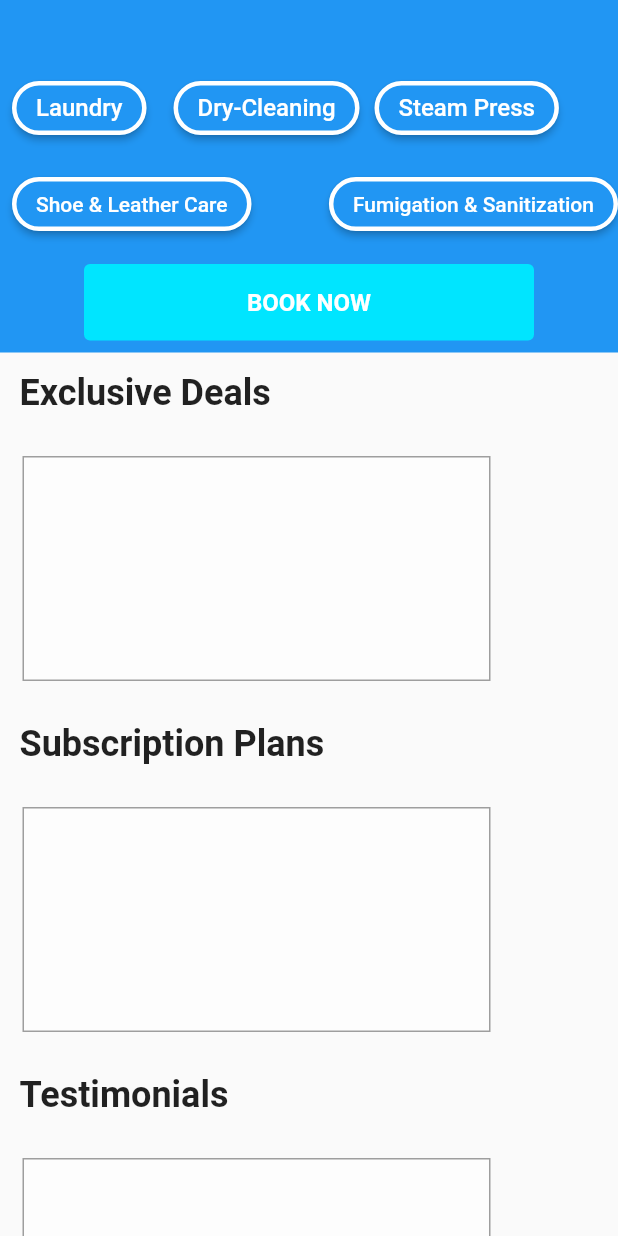
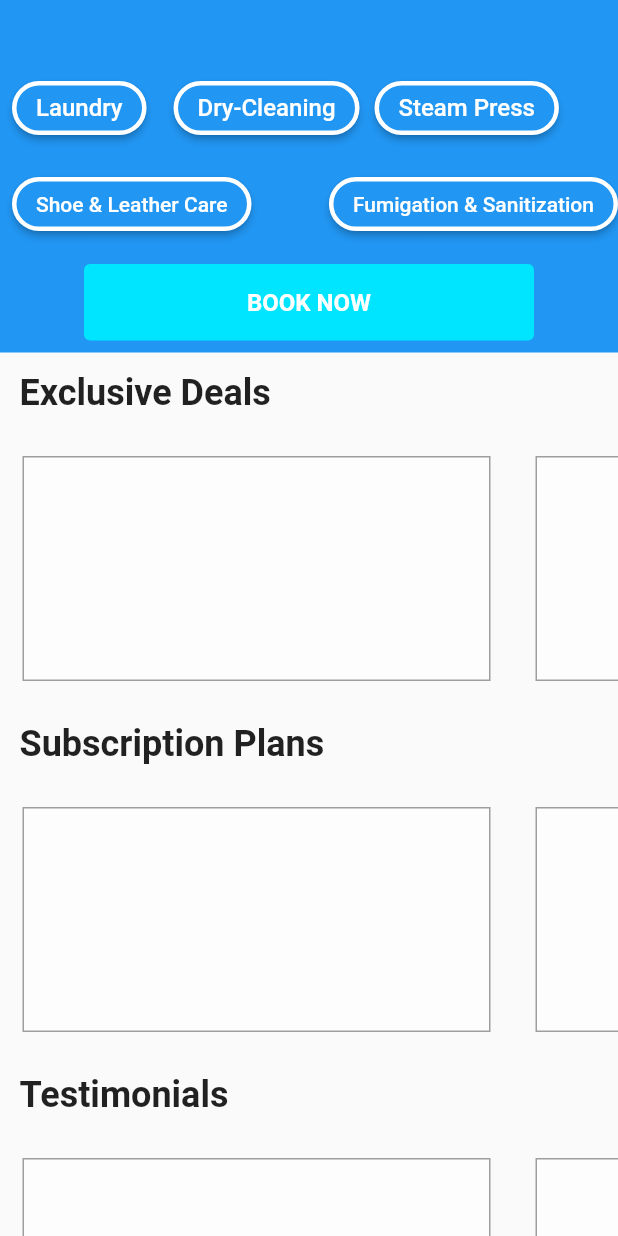
Before and after one commit to avi-jha/demo_app, a Flutter app: the UserHomePage screen opened directly, on a phone screen of 412 x 824 dp. Run offline on Flutter 3.47's test engine with Material 2 defaults, Android fonts, the phone set to English and light mode, and no system bars; our stand-ins replace flutter_dash.

Commit message:
some minor changes

```diff
--- a/lib/userpages/userhomepage.dart
+++ b/lib/userpages/userhomepage.dart
@@ -1,4 +1,5 @@
 import 'package:demo_app/userpages/chooseservicepage.dart';
+import 'package:flutter/cupertino.dart';
 import 'package:flutter/material.dart';
 
 class UserHomePage extends StatefulWidget {
@@ -221,6 +222,10 @@ class _UserHomePageState extends State<UserHomePage> {
                 ),
               ),
             ),
+            SingleChildScrollView(
+              scrollDirection: Axis.horizontal,
+                child: Row(
+                children: [
                   Padding(
                     padding: const EdgeInsets.all(15.0),
                     child: Container(
@@ -230,16 +235,6 @@ class _UserHomePageState extends State<UserHomePage> {
                       ),
                       height: 150,
                       width: MediaQuery.of(context).size.width - 100,
-              ),
-            ),
-            Padding(
-              padding: const EdgeInsets.all(13.0),
-              child: Text(
-                'Subscription Plans',
-                style: TextStyle(
-                  fontWeight: FontWeight.bold,
-                  fontSize: 24,
-                ),
                     ),
                   ),
                   Padding(
@@ -254,13 +249,14 @@ class _UserHomePageState extends State<UserHomePage> {
                     ),
                   ),
                   Padding(
-              padding: const EdgeInsets.all(13.0),
-              child: Text(
-                'Testimonials',
-                style: TextStyle(
-                  fontWeight: FontWeight.bold,
-                  fontSize: 24,
+                    padding: const EdgeInsets.all(15.0),
+                    child: Container(
+                      decoration: BoxDecoration(
+                        color: Colors.white60,
+                        border: Border.all(color: Colors.grey),
                       ),
+                      height: 150,
+                      width: MediaQuery.of(context).size.width - 100,
                     ),
                   ),
                   Padding(
@@ -275,6 +271,131 @@ class _UserHomePageState extends State<UserHomePage> {
                     ),
                   ),
                 ],
+              )
+            ),
+            Padding(
+              padding: const EdgeInsets.all(13.0),
+              child: Text(
+                'Subscription Plans',
+                style: TextStyle(
+                  fontWeight: FontWeight.bold,
+                  fontSize: 24,
+                ),
+              ),
+            ),
+            SingleChildScrollView(
+                scrollDirection: Axis.horizontal,
+                child: Row(
+                  children: [
+                    Padding(
+                      padding: const EdgeInsets.all(15.0),
+                      child: Container(
+                        decoration: BoxDecoration(
+                          color: Colors.white60,
+                          border: Border.all(color: Colors.grey),
+                        ),
+                        height: 150,
+                        width: MediaQuery.of(context).size.width - 100,
+                      ),
+                    ),
+                    Padding(
+                      padding: const EdgeInsets.all(15.0),
+                      child: Container(
+                        decoration: BoxDecoration(
+                          color: Colors.white60,
+                          border: Border.all(color: Colors.grey),
+                        ),
+                        height: 150,
+                        width: MediaQuery.of(context).size.width - 100,
+                      ),
+                    ),
+                    Padding(
+                      padding: const EdgeInsets.all(15.0),
+                      child: Container(
+                        decoration: BoxDecoration(
+                          color: Colors.white60,
+                          border: Border.all(color: Colors.grey),
+                        ),
+                        height: 150,
+                        width: MediaQuery.of(context).size.width - 100,
+                      ),
+                    ),
+                    Padding(
+                      padding: const EdgeInsets.all(15.0),
+                      child: Container(
+                        decoration: BoxDecoration(
+                          color: Colors.white60,
+                          border: Border.all(color: Colors.grey),
+                        ),
+                        height: 150,
+                        width: MediaQuery.of(context).size.width - 100,
+                      ),
+                    ),
+                  ],
+                )
+            ),
+            Padding(
+              padding: const EdgeInsets.all(13.0),
+              child: Text(
+                'Testimonials',
+                style: TextStyle(
+                  fontWeight: FontWeight.bold,
+                  fontSize: 24,
+                ),
+              ),
+            ),
+            SingleChildScrollView(
+                scrollDirection: Axis.horizontal,
+                child: Row(
+                  children: [
+                    Padding(
+                      padding: const EdgeInsets.all(15.0),
+                      child: Container(
+                        decoration: BoxDecoration(
+                          color: Colors.white60,
+                          border: Border.all(color: Colors.grey),
+                        ),
+                        height: 150,
+                        width: MediaQuery.of(context).size.width - 100,
+                      ),
+                    ),
+                    Padding(
+                      padding: const EdgeInsets.all(15.0),
+                      child: Container(
+                        decoration: BoxDecoration(
+                          color: Colors.white60,
+                          border: Border.all(color: Colors.grey),
+                        ),
+                        height: 150,
+                        width: MediaQuery.of(context).size.width - 100,
+                      ),
+                    ),
+                    Padding(
+                      padding: const EdgeInsets.all(15.0),
+                      child: Container(
+                        decoration: BoxDecoration(
+                          color: Colors.white60,
+                          border: Border.all(color: Colors.grey),
+                        ),
+                        height: 150,
+                        width: MediaQuery.of(context).size.width - 100,
+                      ),
+                    ),
+                    Padding(
+                      padding: const EdgeInsets.all(15.0),
+                      child: Container(
+                        decoration: BoxDecoration(
+                          color: Colors.white60,
+                          border: Border.all(color: Colors.grey),
+                        ),
+                        height: 150,
+                        width: MediaQuery.of(context).size.width - 100,
+                      ),
+                    ),
+                  ],
+                )
+            ),
+          ],
         ),
       ),
     );
```
Lines whose indentation alone changed are shown as unchanged.
